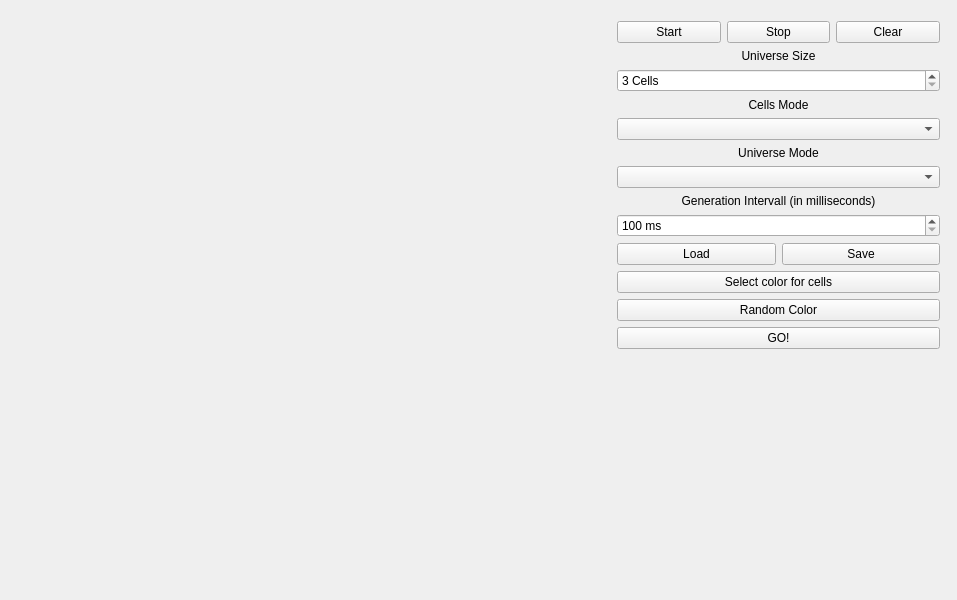
First picture: the form in GameOfLifeQt/mainwindow.ui, repository Lesik/prgpr1718, before the edit.
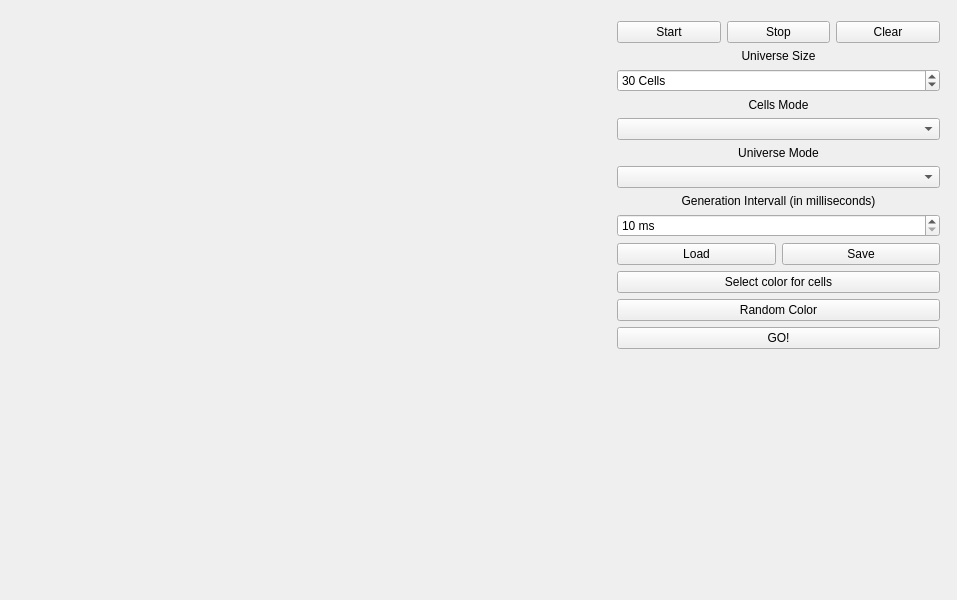
Second picture: the form after the edit.

Commit message: bisschen in ui verändert

Diff of the .ui file:
```diff
--- a/GameOfLifeQt/mainwindow.ui
+++ b/GameOfLifeQt/mainwindow.ui
@@ -78,6 +78,12 @@
        <property name="minimum">
         <number>3</number>
        </property>
+       <property name="maximum">
+        <number>100</number>
+       </property>
+       <property name="value">
+        <number>30</number>
+       </property>
       </widget>
      </item>
      <item row="4" column="1">
@@ -122,10 +128,13 @@
         <string> ms</string>
        </property>
        <property name="minimum">
-        <number>100</number>
+        <number>10</number>
        </property>
        <property name="maximum">
-        <number>60000</number>
+        <number>500</number>
+       </property>
+       <property name="singleStep">
+        <number>10</number>
        </property>
       </widget>
      </item>
```
Left out of the diff: 6 changed lines with no effect on the pictures.
